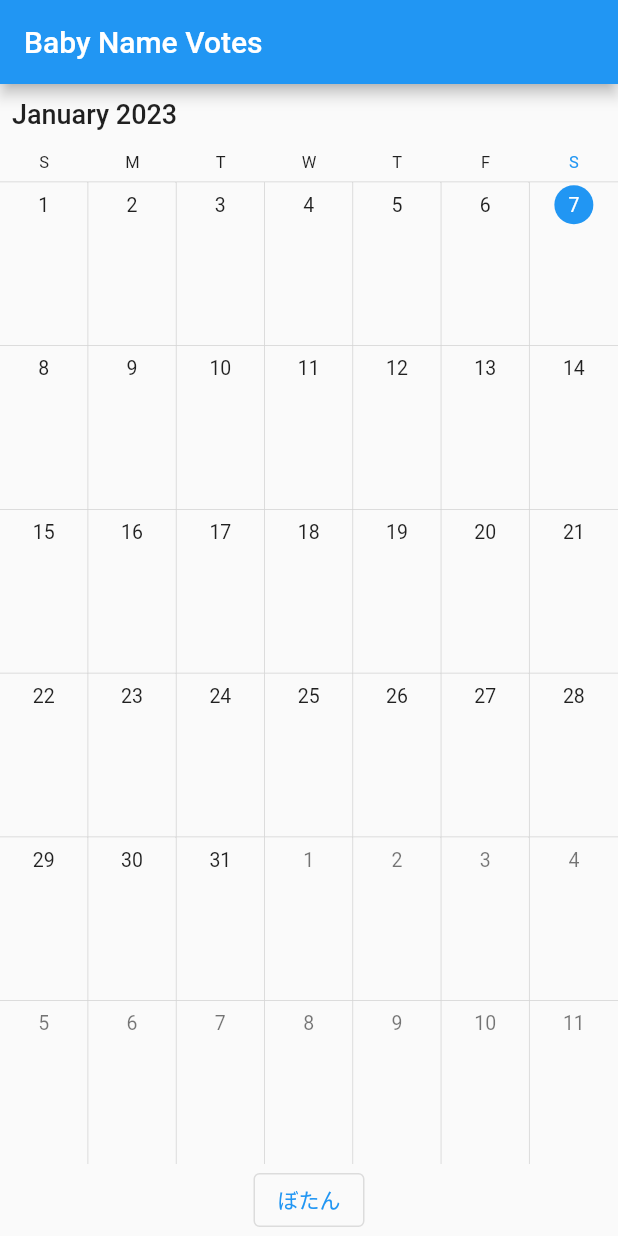
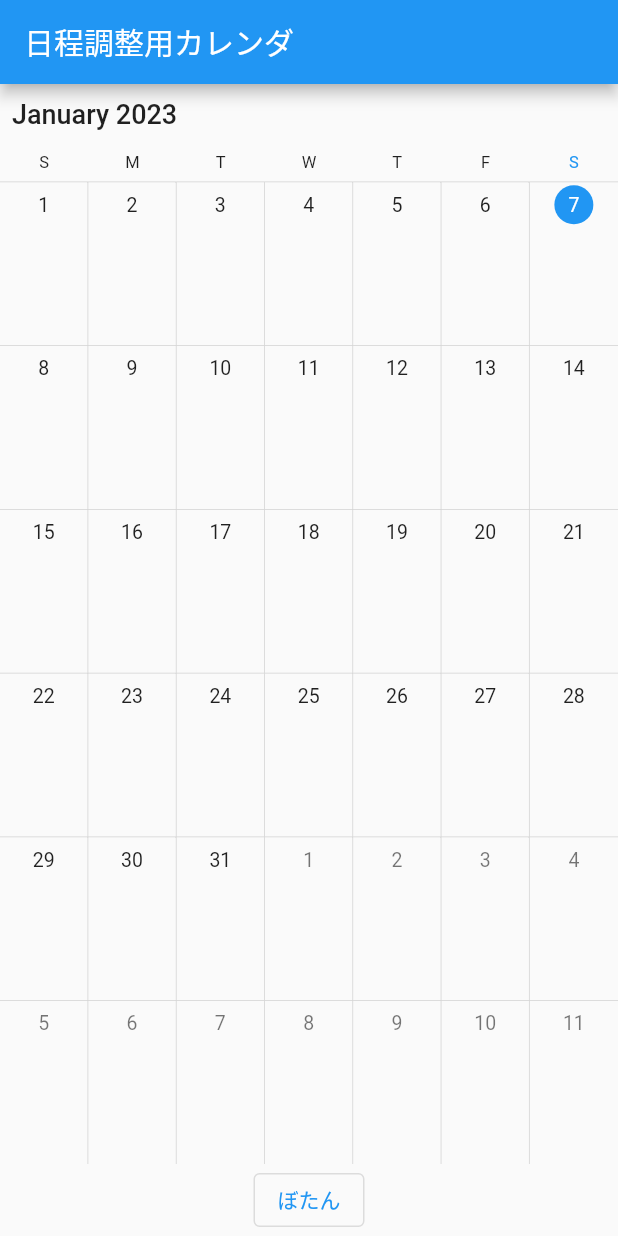
Before and after one commit to nodatsu/ishigaki04, a Flutter app: the screen it shows after launch, after a tap on "ぼたん", on a phone screen of 412 x 824 dp. Run offline on Flutter 3.47's test engine with Material 2 defaults, Android fonts, the phone set to English and light mode, and no system bars; drawn by our look-alikes of syncfusion_flutter_calendar; our stand-ins replace cloud_firestore, firebase_core; accounts and stored records are empty.

Commit message:
データ内容の変更、initStateでCollectionReferenceをとっておく仕様に変更

```diff
--- a/lib/main.dart
+++ b/lib/main.dart
@@ -13,7 +13,7 @@ class MyApp extends StatelessWidget {
   @override
   Widget build(BuildContext context) {
     return MaterialApp(
-      title: 'Baby Names',
+      title: 'カレンダアプリ',
       home: MyHomePage(),
     );
   }
@@ -27,24 +27,34 @@ class MyHomePage extends StatefulWidget {
 }
 
 class _MyHomePageState extends State<MyHomePage> {
+  late CollectionReference cref;
+
+  @override
+  void initState() {
+    super.initState();
+    cref = FirebaseFirestore.instance.collection('schedule');
+  }
+
   @override
   Widget build(BuildContext context) {
     return Scaffold(
-        appBar: AppBar(title: Text('Baby Name Votes')),
+        appBar: AppBar(title: Text('日程調整用カレンダ')),
         body: buildBody(context)
     );
   }
 
   Widget buildBody(BuildContext context) {
     return StreamBuilder<QuerySnapshot>(
-      stream: FirebaseFirestore.instance.collection('baby').snapshots(),
+      stream: cref.snapshots(),
       builder: (context, snapshot) {
         if (!snapshot.hasData) return LinearProgressIndicator();
 
         print("##################################################### Firestore Access start");
         snapshot.data!.docs.forEach((elem) {
-          print(elem.get('name'));
-          print(elem.get('votes'));
+          print(elem.get('email'));
+          print(elem.get('subject'));
+          print(elem.get('start_time').toDate().toLocal().toString());
+          print(elem.get('end_time').toDate().toLocal().toString());
         });
         print("##################################################### Firestore Access end");
         return Column(
@@ -56,7 +66,12 @@ class _MyHomePageState extends State<MyHomePage> {
             ),
             OutlinedButton(
               onPressed: () {
-                snapshot.data!.docs[0].reference.update({'votes': FieldValue.increment(1)});
+                cref.add({
+                  'email': 'test03@gmail.com',
+                  'subject': '予定3',
+                  'start_time': DateTime.now().add(Duration(hours: 1)),
+                  'end_time': DateTime.now().add(Duration(hours: 3)),
+                });
                 },
               child: Text('ぼたん'),
             ),
```
